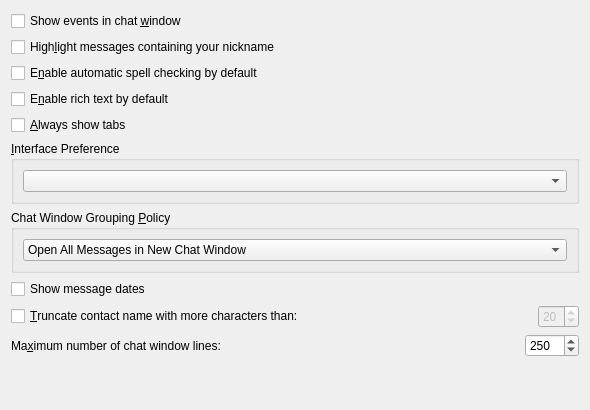
First picture: the form in kopete/config/behavior/behaviorconfig_chat.ui, repository KDE/kopete, before the edit.
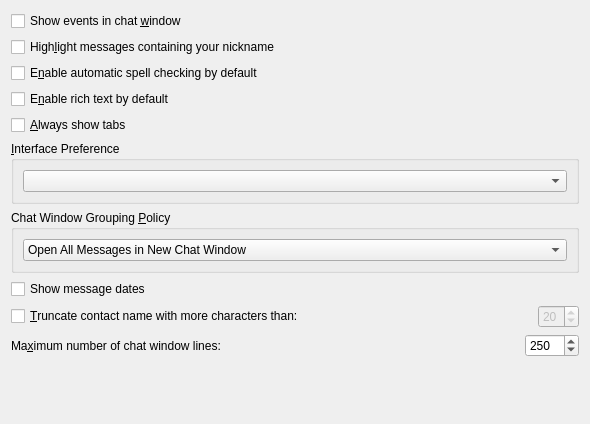
Second picture: the form after the edit.

```diff
--- a/kopete/config/behavior/behaviorconfig_chat.ui
+++ b/kopete/config/behavior/behaviorconfig_chat.ui
@@ -7,7 +7,7 @@
     <x>0</x>
     <y>0</y>
     <width>590</width>
-    <height>410</height>
+    <height>424</height>
    </rect>
   </property>
   <property name="windowTitle">
```
Left out of the diff: 12 changed lines with no effect on the pictures.
